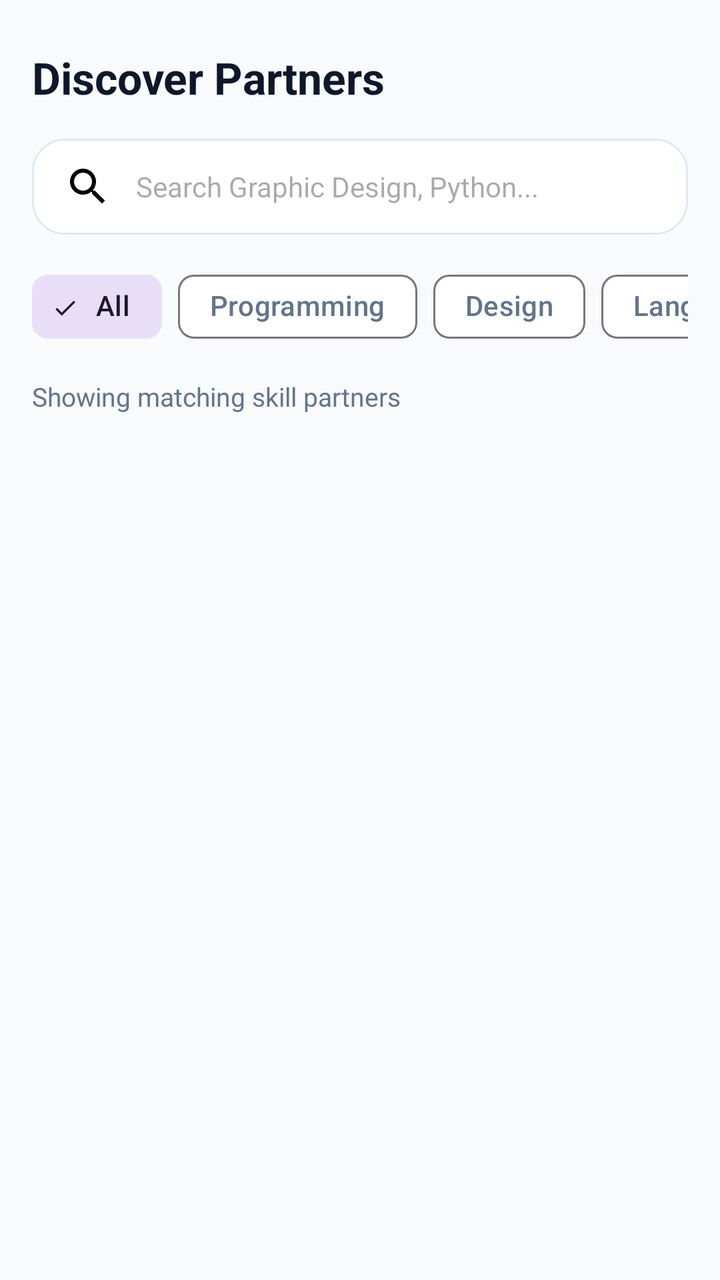
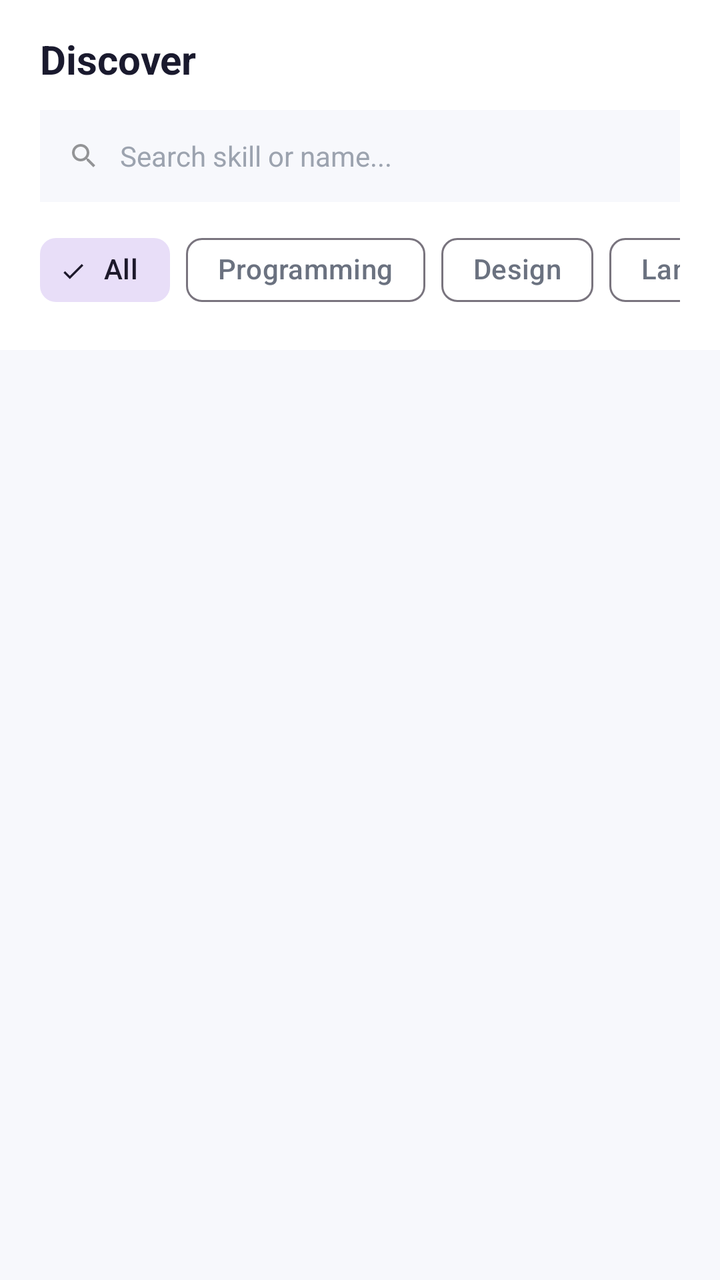

An Android layout rendered at two revisions. The XML below is the earlier revision; the diff shows what the commit changed to produce the second picture.
<!-- AndroidManifest.xml: application theme Theme.SkillBarter -->
<!-- res/layout/fragment_discover.xml -->
<?xml version="1.0" encoding="utf-8"?>
<LinearLayout xmlns:android="http://schemas.android.com/apk/res/android"
    xmlns:app="http://schemas.android.com/apk/res-auto"
    android:layout_width="match_parent"
    android:layout_height="match_parent"
    android:background="@color/bg_light"
    android:orientation="vertical"
    android:padding="16dp">

    
    <TextView
        android:layout_width="wrap_content"
        android:layout_height="wrap_content"
        android:layout_marginTop="8dp"
        android:text="Discover Partners"
        android:textColor="@color/text_primary"
        android:textSize="22sp"
        android:textStyle="bold" />

    <EditText
        android:id="@+id/etSearch"
        android:layout_width="match_parent"
        android:layout_height="48dp"
        android:layout_marginTop="16dp"
        android:background="@drawable/bg_rounded_card"
        android:drawableStart="@drawable/ic_search"
        android:drawablePadding="12dp"
        android:hint="Search Graphic Design, Python..."
        android:inputType="text"
        android:paddingHorizontal="16dp"
        android:textColor="@color/text_primary"
        android:textSize="14sp" />

    
    <HorizontalScrollView
        android:layout_width="match_parent"
        android:layout_height="wrap_content"
        android:layout_marginTop="12dp"
        android:scrollbars="none">

        <com.google.android.material.chip.ChipGroup
            android:id="@+id/chipGroupCategories"
            android:layout_width="wrap_content"
            android:layout_height="wrap_content"
            app:singleLine="true"
            app:singleSelection="true">

            <com.google.android.material.chip.Chip
                android:id="@+id/chipAll"
                style="@style/Widget.Material3.Chip.Filter"
                android:layout_width="wrap_content"
                android:layout_height="wrap_content"
                android:checked="true"
                android:text="All" />

            <com.google.android.material.chip.Chip
                android:id="@+id/chipProgramming"
                style="@style/Widget.Material3.Chip.Filter"
                android:layout_width="wrap_content"
                android:layout_height="wrap_content"
                android:text="Programming" />

            <com.google.android.material.chip.Chip
                android:id="@+id/chipDesign"
                style="@style/Widget.Material3.Chip.Filter"
                android:layout_width="wrap_content"
                android:layout_height="wrap_content"
                android:text="Design" />

            <com.google.android.material.chip.Chip
                android:id="@+id/chipLanguage"
                style="@style/Widget.Material3.Chip.Filter"
                android:layout_width="wrap_content"
                android:layout_height="wrap_content"
                android:text="Language" />

            <com.google.android.material.chip.Chip
                android:id="@+id/chipMusic"
                style="@style/Widget.Material3.Chip.Filter"
                android:layout_width="wrap_content"
                android:layout_height="wrap_content"
                android:text="Music" />

        </com.google.android.material.chip.ChipGroup>

    </HorizontalScrollView>

    
    <TextView
        android:id="@+id/tvResultsCount"
        android:layout_width="wrap_content"
        android:layout_height="wrap_content"
        android:layout_marginTop="12dp"
        android:text="Showing matching skill partners"
        android:textColor="@color/text_secondary"
        android:textSize="13sp" />

    
    <androidx.recyclerview.widget.RecyclerView
        android:id="@+id/rvSearchResults"
        android:layout_width="match_parent"
        android:layout_height="0dp"
        android:layout_marginTop="10dp"
        android:layout_weight="1" />

</LinearLayout>
<!-- resources referenced by this layout -->
<resources>
  <color name="bg_light">#F8FAFC</color>
  <color name="text_primary">#0F172A</color>
  <color name="text_secondary">#64748B</color>
  <!-- drawable bg_rounded_card (drawable) -->
  <?xml version="1.0" encoding="utf-8"?>
  <shape xmlns:android="http://schemas.android.com/apk/res/android"
      android:shape="rectangle">
      <solid android:color="@color/surface_white" />
      <corners android:radius="16dp" />
      <stroke android:width="1dp" android:color="@color/divider_color" />
  </shape>
  <!-- drawable ic_search (drawable) -->
  <vector xmlns:android="http://schemas.android.com/apk/res/android"
      android:width="24dp"
      android:height="24dp"
      android:viewportWidth="24"
      android:viewportHeight="24">
    <path
        android:fillColor="#FF000000"
        android:pathData="M15.5,14h-0.79l-0.28,-0.27C15.41,12.59 16,11.11 16,9.5 16,5.91 13.09,3 9.5,3S3,5.91 3,9.5 5.91,16 9.5,16c1.61,0 3.09,-0.59 4.23,-1.57l0.27,0.28v0.79l5,4.99L20.49,19l-4.99,-5zM9.5,14C7.01,14 5,11.99 5,9.5S7.01,5 9.5,5 14,7.01 14,9.5 11.99,14 9.5,14z"/>
  </vector>
  <style name="Theme.SkillBarter" parent="Base.Theme.SkillBarter" />
  <color name="surface_white">#FFFFFF</color>
  <color name="divider_color">#E2E8F0</color>
  <style name="Base.Theme.SkillBarter" parent="Theme.Material3.DayNight.NoActionBar">
          <item name="colorPrimary">@color/primary</item>
          <item name="colorOnPrimary">@color/white</item>
          <item name="colorPrimaryContainer">@color/primary_light</item>
          <item name="colorOnPrimaryContainer">@color/primary</item>
          <item name="android:colorBackground">@color/bg_light</item>
          <item name="colorSurface">@color/surface_white</item>
          <item name="colorOnSurface">@color/text_primary</item>
          <item name="colorOnSurfaceVariant">@color/text_secondary</item>
          <item name="android:statusBarColor">@color/bg_light</item>
          <item name="android:windowLightStatusBar">true</item>
      </style>
  <color name="primary">#4F46E5</color>
  <color name="white">#FFFFFF</color>
  <color name="primary_light">#EEF2FF</color>
</resources>

<!-- the commit's change to res/layout/fragment_discover.xml (unified diff, before → after) -->
@@ -4,103 +4,153 @@
     android:layout_width="match_parent"
     android:layout_height="match_parent"
     android:background="@color/bg_light"
-    android:orientation="vertical"
-    android:padding="16dp">
+    android:orientation="vertical">
 
     
-    <TextView
-        android:layout_width="wrap_content"
-        android:layout_height="wrap_content"
-        android:layout_marginTop="8dp"
-        android:text="Discover Partners"
-        android:textColor="@color/text_primary"
-        android:textSize="22sp"
-        android:textStyle="bold" />
-
-    <EditText
-        android:id="@+id/etSearch"
-        android:layout_width="match_parent"
-        android:layout_height="48dp"
-        android:layout_marginTop="16dp"
-        android:background="@drawable/bg_rounded_card"
-        android:drawableStart="@drawable/ic_search"
-        android:drawablePadding="12dp"
-        android:hint="Search Graphic Design, Python..."
-        android:inputType="text"
-        android:paddingHorizontal="16dp"
-        android:textColor="@color/text_primary"
-        android:textSize="14sp" />
-
-    
-    <HorizontalScrollView
+    <LinearLayout
         android:layout_width="match_parent"
         android:layout_height="wrap_content"
-        android:layout_marginTop="12dp"
-        android:scrollbars="none">
+        android:background="@color/surface_white"
+        android:orientation="vertical"
+        android:paddingHorizontal="20dp"
+        android:paddingTop="16dp"
+        android:paddingBottom="16dp">
 
-        <com.google.android.material.chip.ChipGroup
-            android:id="@+id/chipGroupCategories"
+        <TextView
             android:layout_width="wrap_content"
             android:layout_height="wrap_content"
-            app:singleLine="true"
-            app:singleSelection="true">
+            android:text="Discover"
+            android:textColor="@color/text_primary"
+            android:textSize="20sp"
+            android:textStyle="bold" />
 
-            <com.google.android.material.chip.Chip
-                android:id="@+id/chipAll"
-                style="@style/Widget.Material3.Chip.Filter"
+        
+        <LinearLayout
+            android:layout_width="match_parent"
+            android:layout_height="46dp"
+            android:layout_marginTop="12dp"
+            android:background="@color/bg_light"
+            android:gravity="center_vertical"
+            android:orientation="horizontal"
+            android:paddingHorizontal="14dp">
+
+            <ImageView
+                android:layout_width="16dp"
+                android:layout_height="16dp"
+                android:alpha="0.4"
+                android:src="@drawable/ic_search" />
+
+            <EditText
+                android:id="@+id/etSearch"
+                android:layout_width="0dp"
+                android:layout_height="match_parent"
+                android:layout_marginStart="10dp"
+                android:layout_weight="1"
+                android:background="@null"
+                android:hint="Search skill or name..."
+                android:inputType="text"
+                android:textColor="@color/text_primary"
+                android:textColorHint="@color/text_muted"
+                android:textSize="14sp" />
+
+        </LinearLayout>
+
+        
+        <HorizontalScrollView
+            android:layout_width="match_parent"
+            android:layout_height="wrap_content"
+            android:layout_marginTop="10dp"
+            android:scrollbars="none">
+
+            <com.google.android.material.chip.ChipGroup
+                android:id="@+id/chipGroupCategories"
                 android:layout_width="wrap_content"
                 android:layout_height="wrap_content"
-                android:checked="true"
-                android:text="All" />
+                app:singleLine="true"
+                app:singleSelection="true">
 
-            <com.google.android.material.chip.Chip
-                android:id="@+id/chipProgramming"
-                style="@style/Widget.Material3.Chip.Filter"
-                android:layout_width="wrap_content"
-                android:layout_height="wrap_content"
-                android:text="Programming" />
+                <com.google.android.material.chip.Chip
+                    android:id="@+id/chipAll"
+                    style="@style/Widget.Material3.Chip.Filter"
+                    android:layout_width="wrap_content"
+                    android:layout_height="wrap_content"
+                    android:checked="true"
+                    android:text="All" />
 
-            <com.google.android.material.chip.Chip
-                android:id="@+id/chipDesign"
-                style="@style/Widget.Material3.Chip.Filter"
-                android:layout_width="wrap_content"
-                android:layout_height="wrap_content"
-                android:text="Design" />
+                <com.google.android.material.chip.Chip
+                    android:id="@+id/chipProgramming"
+                    style="@style/Widget.Material3.Chip.Filter"
+                    android:layout_width="wrap_content"
+                    android:layout_height="wrap_content"
+                    android:text="Programming" />
 
-            <com.google.android.material.chip.Chip
-                android:id="@+id/chipLanguage"
-                style="@style/Widget.Material3.Chip.Filter"
-                android:layout_width="wrap_content"
-                android:layout_height="wrap_content"
-                android:text="Language" />
+                <com.google.android.material.chip.Chip
+                    android:id="@+id/chipDesign"
+                    style="@style/Widget.Material3.Chip.Filter"
+                    android:layout_width="wrap_content"
+                    android:layout_height="wrap_content"
+                    android:text="Design" />
 
-            <com.google.android.material.chip.Chip
-                android:id="@+id/chipMusic"
-                style="@style/Widget.Material3.Chip.Filter"
-                android:layout_width="wrap_content"
-                android:layout_height="wrap_content"
-                android:text="Music" />
+                <com.google.android.material.chip.Chip
+                    android:id="@+id/chipLanguage"
+                    style="@style/Widget.Material3.Chip.Filter"
+                    android:layout_width="wrap_content"
+                    android:layout_height="wrap_content"
+                    android:text="Language" />
 
-        </com.google.android.material.chip.ChipGroup>
+                <com.google.android.material.chip.Chip
+                    android:id="@+id/chipMusic"
+                    style="@style/Widget.Material3.Chip.Filter"
+                    android:layout_width="wrap_content"
+                    android:layout_height="wrap_content"
+                    android:text="Music" />
 
-    </HorizontalScrollView>
+            </com.google.android.material.chip.ChipGroup>
+
+        </HorizontalScrollView>
+
+    </LinearLayout>
 
     
     <TextView
         android:id="@+id/tvResultsCount"
         android:layout_width="wrap_content"
         android:layout_height="wrap_content"
-        android:layout_marginTop="12dp"
-        android:text="Showing matching skill partners"
+        android:layout_marginHorizontal="20dp"
+        android:layout_marginTop="14dp"
+        android:layout_marginBottom="4dp"
         android:textColor="@color/text_secondary"
-        android:textSize="13sp" />
+        android:textSize="12sp" />
+
+    
+    <ProgressBar
+        android:id="@+id/progressBar"
+        android:layout_width="wrap_content"
+        android:layout_height="wrap_content"
+        android:layout_gravity="center_horizontal"
+        android:layout_marginTop="32dp"
+        android:indeterminateTint="@color/primary"
+        android:visibility="gone" />
+
+    
+    <TextView
+        android:id="@+id/tvEmpty"
+        android:layout_width="match_parent"
+        android:layout_height="wrap_content"
+        android:layout_marginTop="48dp"
+        android:gravity="center"
+        android:textColor="@color/text_muted"
+        android:textSize="14sp"
+        android:visibility="gone" />
 
     
     <androidx.recyclerview.widget.RecyclerView
         android:id="@+id/rvSearchResults"
         android:layout_width="match_parent"
         android:layout_height="0dp"
-        android:layout_marginTop="10dp"
-        android:layout_weight="1" />
+        android:layout_weight="1"
+        android:paddingHorizontal="16dp"
+        android:paddingTop="4dp"
+        android:clipToPadding="false" />
 
 </LinearLayout>
<!-- resource entries referenced after the edit -->
@@ -1,16 +1,8 @@
 <!-- resources referenced by this layout -->
 <resources>
-  <color name="bg_light">#F8FAFC</color>
-  <color name="text_primary">#0F172A</color>
-  <color name="text_secondary">#64748B</color>
-  <!-- drawable bg_rounded_card (drawable) -->
-  <?xml version="1.0" encoding="utf-8"?>
-  <shape xmlns:android="http://schemas.android.com/apk/res/android"
-      android:shape="rectangle">
-      <solid android:color="@color/surface_white" />
-      <corners android:radius="16dp" />
-      <stroke android:width="1dp" android:color="@color/divider_color" />
-  </shape>
+  <color name="bg_light">#F7F8FC</color>
+  <color name="text_primary">#1A1A2E</color>
+  <color name="text_secondary">#6B7280</color>
   <!-- drawable ic_search (drawable) -->
   <vector xmlns:android="http://schemas.android.com/apk/res/android"
       android:width="24dp"
@@ -23,7 +15,7 @@
   </vector>
   <style name="Theme.SkillBarter" parent="Base.Theme.SkillBarter" />
   <color name="surface_white">#FFFFFF</color>
-  <color name="divider_color">#E2E8F0</color>
+  <color name="text_muted">#9CA3AF</color>
   <style name="Base.Theme.SkillBarter" parent="Theme.Material3.DayNight.NoActionBar">
           <item name="colorPrimary">@color/primary</item>
           <item name="colorOnPrimary">@color/white</item>
@@ -33,11 +25,11 @@
           <item name="colorSurface">@color/surface_white</item>
           <item name="colorOnSurface">@color/text_primary</item>
           <item name="colorOnSurfaceVariant">@color/text_secondary</item>
-          <item name="android:statusBarColor">@color/bg_light</item>
+          <item name="android:statusBarColor">@color/surface_white</item>
           <item name="android:windowLightStatusBar">true</item>
       </style>
-  <color name="primary">#4F46E5</color>
+  <color name="primary">#6C63FF</color>
   <color name="white">#FFFFFF</color>
-  <color name="primary_light">#EEF2FF</color>
+  <color name="primary_light">#EEF0FF</color>
 </resources>
 
